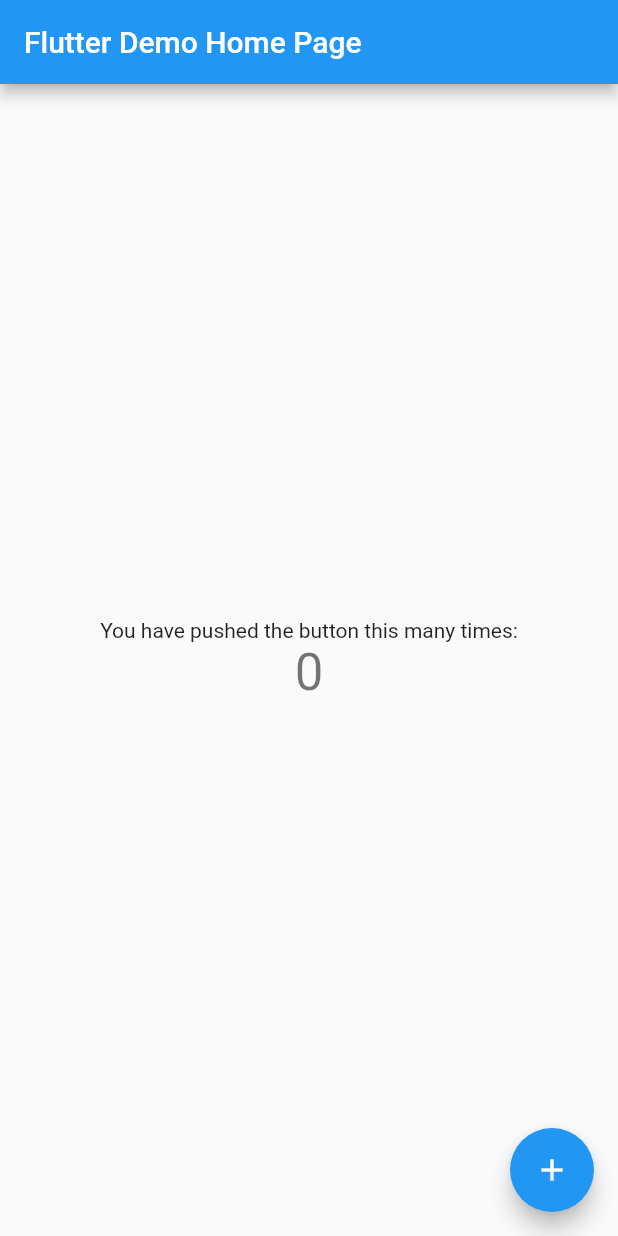
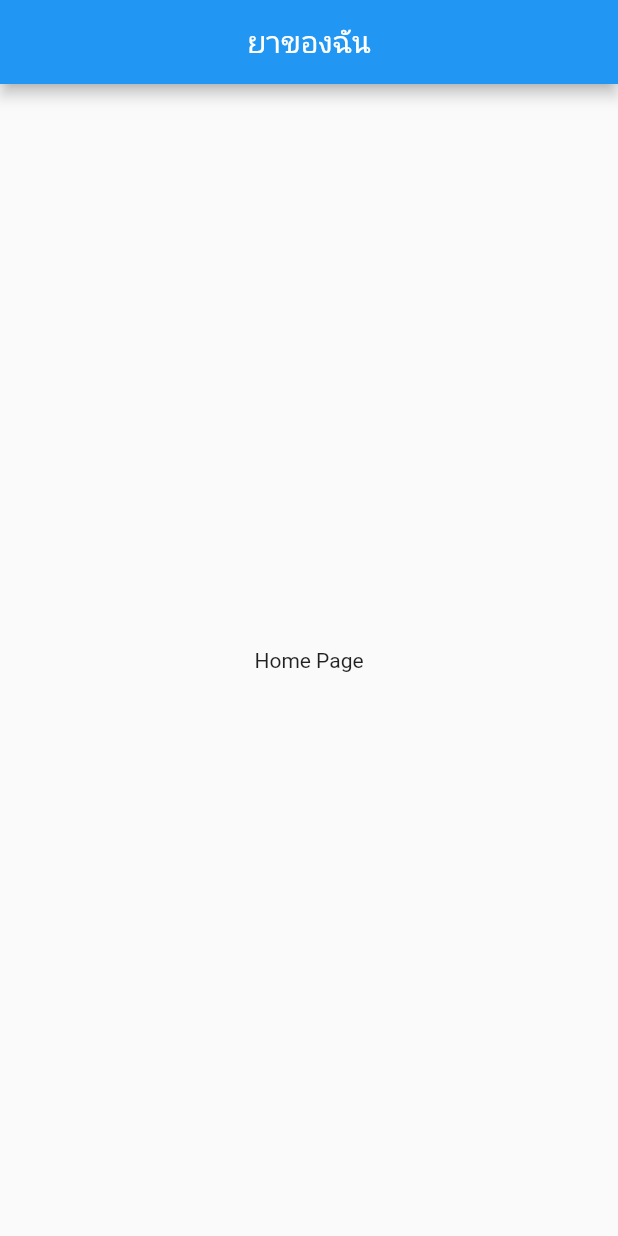
Before and after one commit to suprakron/pillreminder, a Flutter app: the screen it shows after launch, on a phone screen of 412 x 824 dp. Run offline on Flutter 3.47's test engine with Material 2 defaults, Android fonts, the phone set to English and light mode, and no system bars.

Commit message:
[HOME] create homepage empty

```diff
--- a/lib/main.dart
+++ b/lib/main.dart
@@ -1,11 +1,12 @@
 import 'package:flutter/material.dart';
+import 'package:pillreminder/pages/home.dart';
 
 void main() {
   runApp(const MyApp());
 }
 
 class MyApp extends StatelessWidget {
-  const MyApp({super.key});
+  const MyApp({Key? key}) : super(key: key);
 
   // This widget is the root of your application.
   @override
@@ -13,103 +14,9 @@
     return MaterialApp(
       title: 'Flutter Demo',
       theme: ThemeData(
-        // This is the theme of your application.
-        //
-        // Try running your application with "flutter run". You'll see the
-        // application has a blue toolbar. Then, without quitting the app, try
-        // changing the primarySwatch below to Colors.green and then invoke
-        // "hot reload" (press "r" in the console where you ran "flutter run",
-        // or simply save your changes to "hot reload" in a Flutter IDE).
-        // Notice that the counter didn't reset back to zero; the application
-        // is not restarted.
         primarySwatch: Colors.blue,
       ),
-      home: const MyHomePage(title: 'Flutter Demo Home Page'),
+      home: const HomePage(),
     );
   }
 }
-
-class MyHomePage extends StatefulWidget {
-  const MyHomePage({super.key, required this.title});
-
-  // This widget is the home page of your application. It is stateful, meaning
-  // that it has a State object (defined below) that contains fields that affect
-  // how it looks.
-
-  // This class is the configuration for the state. It holds the values (in this
-  // case the title) provided by the parent (in this case the App widget) and
-  // used by the build method of the State. Fields in a Widget subclass are
-  // always marked "final".
-
-  final String title;
-
-  @override
-  State<MyHomePage> createState() => _MyHomePageState();
-}
-
-class _MyHomePageState extends State<MyHomePage> {
-  int _counter = 0;
-
-  void _incrementCounter() {
-    setState(() {
-      // This call to setState tells the Flutter framework that something has
-      // changed in this State, which causes it to rerun the build method below
-      // so that the display can reflect the updated values. If we changed
-      // _counter without calling setState(), then the build method would not be
-      // called again, and so nothing would appear to happen.
-      _counter++;
-    });
-  }
-
-  @override
-  Widget build(BuildContext context) {
-    // This method is rerun every time setState is called, for instance as done
-    // by the _incrementCounter method above.
-    //
-    // The Flutter framework has been optimized to make rerunning build methods
-    // fast, so that you can just rebuild anything that needs updating rather
-    // than having to individually change instances of widgets.
-    return Scaffold(
-      appBar: AppBar(
-        // Here we take the value from the MyHomePage object that was created by
-        // the App.build method, and use it to set our appbar title.
-        title: Text(widget.title),
-      ),
-      body: Center(
-        // Center is a layout widget. It takes a single child and positions it
-        // in the middle of the parent.
-        child: Column(
-          // Column is also a layout widget. It takes a list of children and
-          // arranges them vertically. By default, it sizes itself to fit its
-          // children horizontally, and tries to be as tall as its parent.
-          //
-          // Invoke "debug painting" (press "p" in the console, choose the
-          // "Toggle Debug Paint" action from the Flutter Inspector in Android
-          // Studio, or the "Toggle Debug Paint" command in Visual Studio Code)
-          // to see the wireframe for each widget.
-          //
-          // Column has various properties to control how it sizes itself and
-          // how it positions its children. Here we use mainAxisAlignment to
-          // center the children vertically; the main axis here is the vertical
-          // axis because Columns are vertical (the cross axis would be
-          // horizontal).
-          mainAxisAlignment: MainAxisAlignment.center,
-          children: <Widget>[
-            const Text(
-              'You have pushed the button this many times:',
-            ),
-            Text(
-              '$_counter',
-              style: Theme.of(context).textTheme.headline4,
-            ),
-          ],
-        ),
-      ),
-      floatingActionButton: FloatingActionButton(
-        onPressed: _incrementCounter,
-        tooltip: 'Increment',
-        child: const Icon(Icons.add),
-      ), // This trailing comma makes auto-formatting nicer for build methods.
-    );
-  }
-}
--- /dev/null
+++ b/lib/pages/home.dart
@@ -0,0 +1,18 @@
+import 'package:flutter/material.dart';
+
+class HomePage extends StatelessWidget {
+  const HomePage({Key? key}) : super(key: key);
+
+  @override
+  Widget build(BuildContext context) {
+    return Scaffold(
+      appBar: AppBar(
+        title: const Text('ยาของฉัน'),
+        centerTitle: true,
+      ),
+      body: const Center(
+        child: Text('Home Page'),
+      ),
+    );
+  }
+}
```
